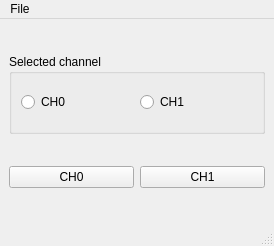
Before: the Qt Designer form dual_aux_app.ui in LubomirBogdanov/dual_aux_app, drawn with Qt 5.
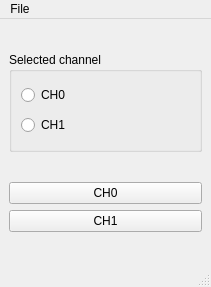
After: the same form once the commit is applied.

Patch:
```diff
--- a/dual_aux_app.ui
+++ b/dual_aux_app.ui
@@ -6,27 +6,27 @@
    <rect>
     <x>0</x>
     <y>0</y>
-    <width>274</width>
-    <height>246</height>
+    <width>211</width>
+    <height>287</height>
    </rect>
   </property>
   <property name="windowTitle">
    <string>dual_aux_app</string>
   </property>
   <widget class="QWidget" name="centralwidget">
-   <layout class="QVBoxLayout" name="verticalLayout">
+   <layout class="QVBoxLayout" name="verticalLayout_3">
     <item>
      <widget class="QGroupBox" name="groupBox">
       <property name="maximumSize">
        <size>
         <width>16777215</width>
-        <height>80</height>
+        <height>100</height>
        </size>
       </property>
       <property name="title">
        <string>Selected channel</string>
       </property>
-      <layout class="QHBoxLayout" name="horizontalLayout">
+      <layout class="QVBoxLayout" name="verticalLayout_2">
        <item>
         <widget class="QRadioButton" name="ch0_radiobutton">
          <property name="text">
@@ -45,7 +45,7 @@
      </widget>
     </item>
     <item>
-     <layout class="QHBoxLayout" name="horizontalLayout_2">
+     <layout class="QVBoxLayout" name="verticalLayout">
       <item>
        <widget class="QPushButton" name="ch0_pushbutton">
         <property name="text">
@@ -69,7 +69,7 @@
     <rect>
      <x>0</x>
      <y>0</y>
-     <width>274</width>
+     <width>211</width>
      <height>26</height>
     </rect>
    </property>
```
